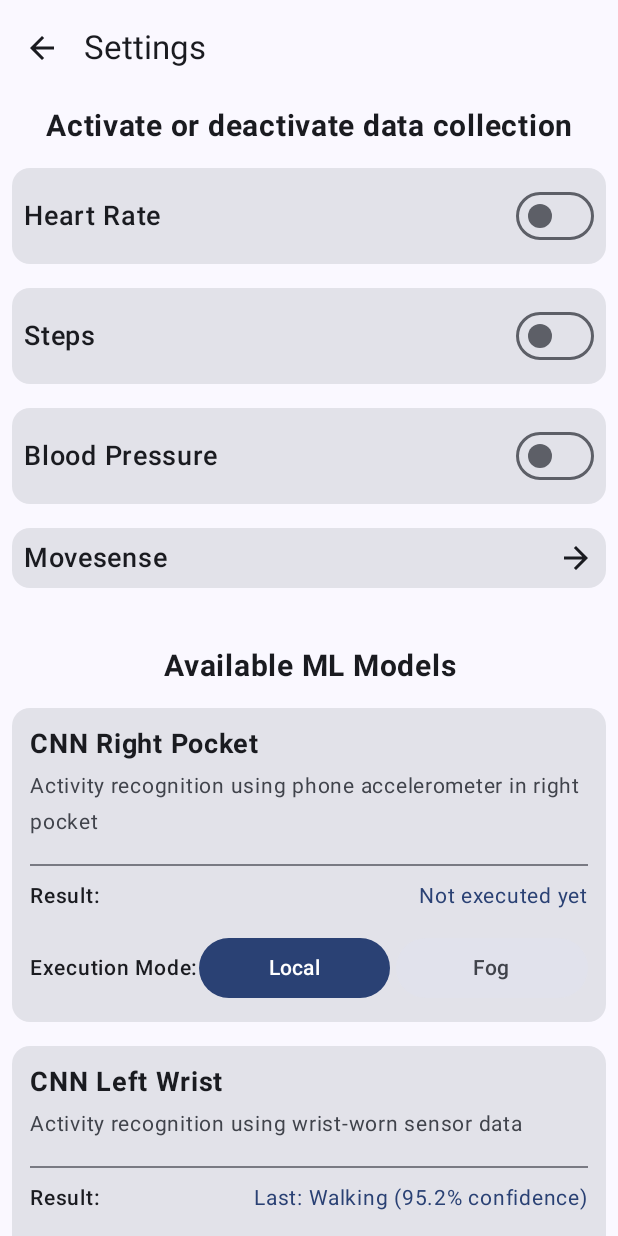
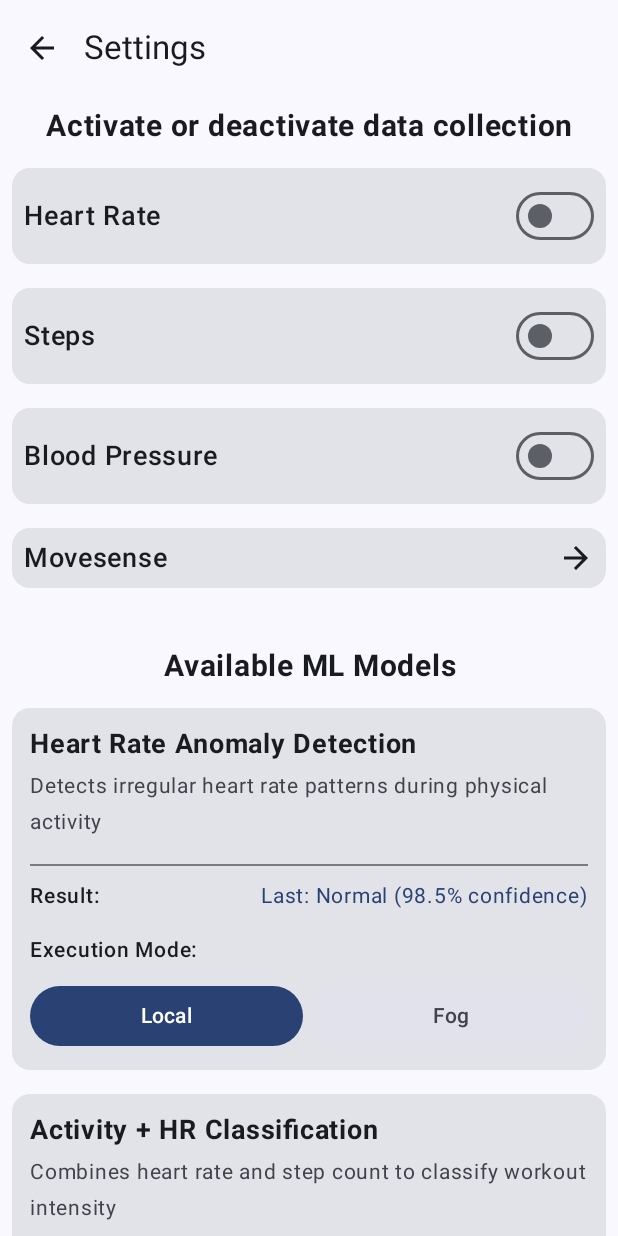
Before and after one commit to ff225/HealthConnectPlus, an Android app built with Jetpack Compose: the SettingsScreen screen opened through its navigation route, on a phone screen of 412 x 824 dp. Run offline under Robolectric (Android 15) with nearby library versions, the phone set to English and light mode, and no system bars; libraries missing offline, so code that uses them is left out: androidx.health.connect, com.movesense.mds; 5 statements that could not run were skipped.

Commit message:
Update ML model cards with Heart Rate + Activity models
Changed model cards to focus on health and activity integration:
- Heart Rate Anomaly Detection: detects irregular HR patterns during activity
- Activity + HR Classification: classifies workout intensity
- Cardio Fitness Estimator: estimates fitness level from HR response
- Recovery Time Predictor: predicts post-exercise recovery time

Improved ModelCard UI layout:
- Changed execution mode toggle from horizontal to vertical layout
- Added 8dp spacing below "Execution Mode:" label
- Increased button spacing from 4dp to 8dp for better readability
- Buttons now display below the label instead of inline

```diff
--- a/app/src/main/java/com/research/healthconnectplus/screen/settings/SettingsScreen.kt
+++ b/app/src/main/java/com/research/healthconnectplus/screen/settings/SettingsScreen.kt
@@ -216,32 +216,42 @@ fun SettingsScreen(navController: NavController? = null) {
 
             // Example model cards
             ModelCard(
-                modelName = "CNN Right Pocket",
-                description = "Activity recognition using phone accelerometer in right pocket",
-                result = "Not executed yet",
+                modelName = "Heart Rate Anomaly Detection",
+                description = "Detects irregular heart rate patterns during physical activity",
+                result = "Last: Normal (98.5% confidence)",
                 isLocal = true,
                 onExecutionModeChange = { isLocal ->
-                    Log.d("SettingsScreen", "CNN Right Pocket: ${if (isLocal) "Local" else "Fog"}")
+                    Log.d("SettingsScreen", "HR Anomaly: ${if (isLocal) "Local" else "Fog"}")
                 }
             )
 
             ModelCard(
-                modelName = "CNN Left Wrist",
-                description = "Activity recognition using wrist-worn sensor data",
-                result = "Last: Walking (95.2% confidence)",
+                modelName = "Activity + HR Classification",
+                description = "Combines heart rate and step count to classify workout intensity",
+                result = "Last: Moderate Intensity (92.3% confidence)",
                 isLocal = false,
                 onExecutionModeChange = { isLocal ->
-                    Log.d("SettingsScreen", "CNN Left Wrist: ${if (isLocal) "Local" else "Fog"}")
+                    Log.d("SettingsScreen", "Activity+HR: ${if (isLocal) "Local" else "Fog"}")
                 }
             )
 
             ModelCard(
-                modelName = "CNN Multi-Sensor",
-                description = "Combined analysis from pocket and wrist sensors",
+                modelName = "Cardio Fitness Estimator",
+                description = "Estimates cardiovascular fitness level based on HR response to activity",
                 result = "Not executed yet",
                 isLocal = true,
                 onExecutionModeChange = { isLocal ->
-                    Log.d("SettingsScreen", "CNN Multi-Sensor: ${if (isLocal) "Local" else "Fog"}")
+                    Log.d("SettingsScreen", "Cardio Fitness: ${if (isLocal) "Local" else "Fog"}")
+                }
+            )
+
+            ModelCard(
+                modelName = "Recovery Time Predictor",
+                description = "Predicts recovery time after exercise based on HR and activity data",
+                result = "Last: 12 minutes (89.7% confidence)",
+                isLocal = false,
+                onExecutionModeChange = { isLocal ->
+                    Log.d("SettingsScreen", "Recovery: ${if (isLocal) "Local" else "Fog"}")
                 }
             )
 
@@ -357,19 +367,19 @@ fun ModelCard(
             Spacer(modifier = Modifier.height(12.dp))
 
             // Execution Mode Toggle
-            Row(
-                modifier = Modifier.fillMaxWidth(),
-                horizontalArrangement = Arrangement.SpaceBetween,
-                verticalAlignment = Alignment.CenterVertically
+            Column(
+                modifier = Modifier.fillMaxWidth()
             ) {
                 Text(
                     text = "Execution Mode:",
                     fontWeight = FontWeight.SemiBold,
-                    fontSize = 14.sp
+                    fontSize = 14.sp,
+                    modifier = Modifier.padding(bottom = 8.dp)
                 )
 
                 Row(
-                    horizontalArrangement = Arrangement.spacedBy(4.dp)
+                    modifier = Modifier.fillMaxWidth(),
+                    horizontalArrangement = Arrangement.spacedBy(8.dp)
                 ) {
                     Button(
                         onClick = {
```
